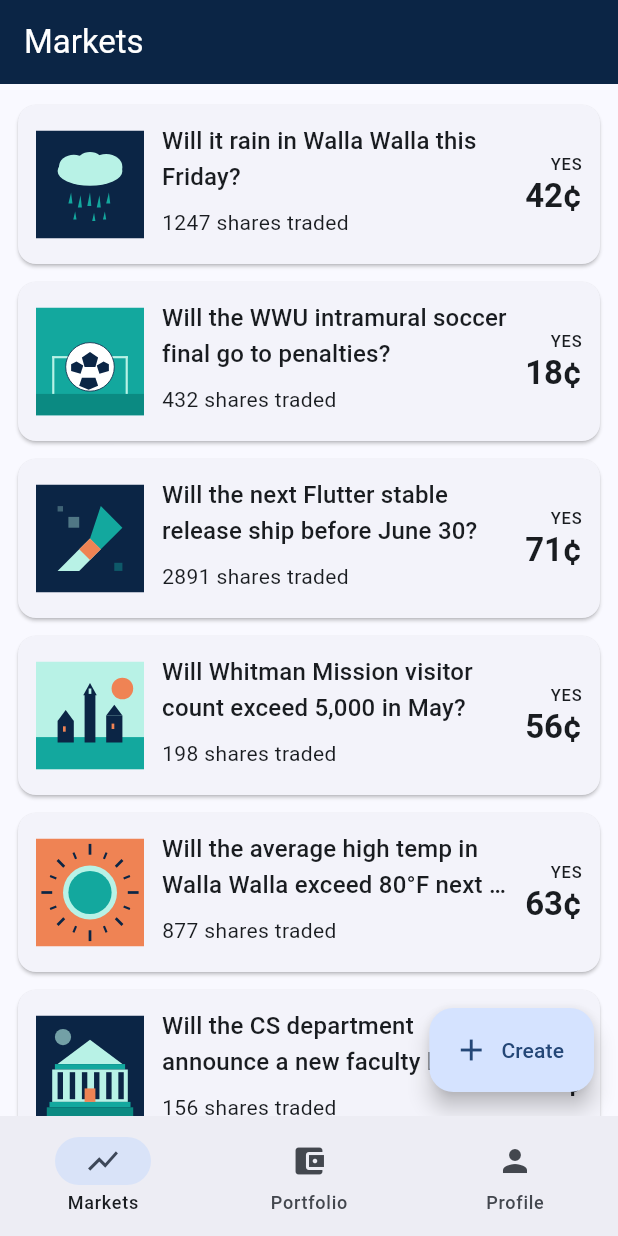
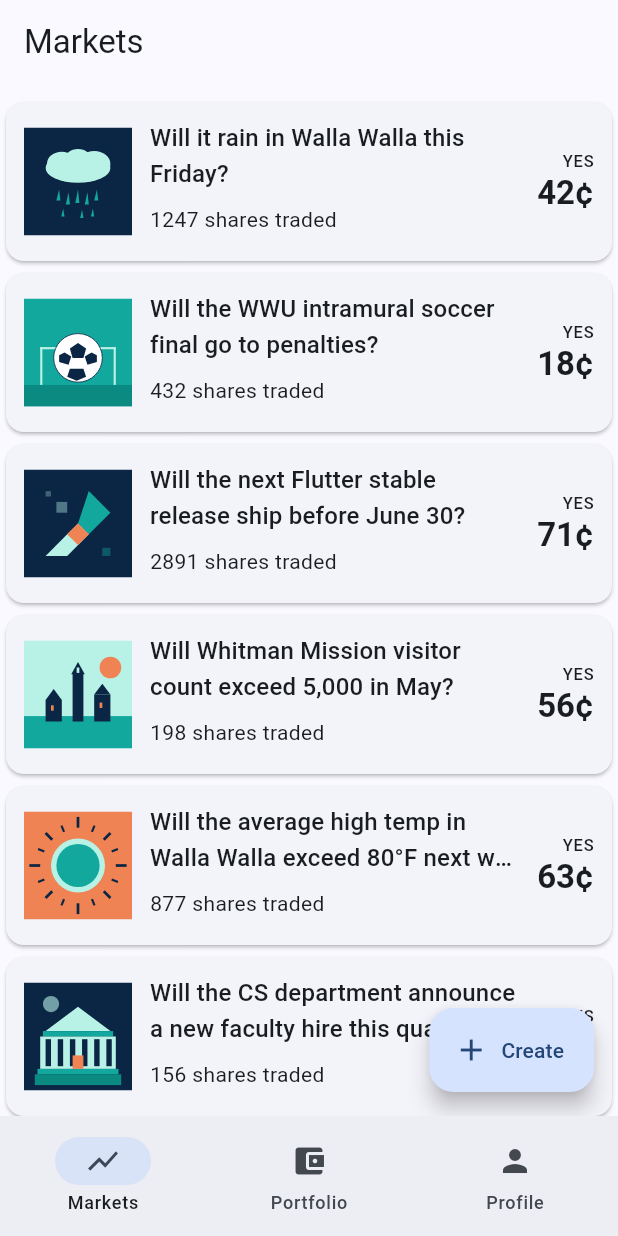
Before and after one commit to Johannes-Larsen/predicit, a Flutter app: the screen it shows after launch, after a tap on "Sign in", on a phone screen of 412 x 824 dp. Run offline on Flutter 3.47's test engine with Material 3 defaults, Android fonts, the phone set to English and light mode, and no system bars; our stand-ins replace flutter_svg, geolocator, go_router, image_picker, permission_handler, shared_preferences; accounts and stored records are empty.

Commit message:
assignment 10

```diff
--- /dev/null
+++ b/predictit_jr_starters/assignments/submissions/a10_release_output.txt
@@ -0,0 +1,11 @@
+Run locally before submitting:
+
+flutter clean
+flutter pub get
+dart run flutter_launcher_icons
+dart run flutter_native_splash:create
+flutter analyze
+flutter test
+flutter build apk --release
+
+Paste the successful local output here. Flutter is not installed in the ChatGPT sandbox, so this file is a placeholder that must be replaced with your real terminal output before final submission.
--- a/predictit_jr_starters/lib/main.dart
+++ b/predictit_jr_starters/lib/main.dart
@@ -67,6 +67,8 @@ class PredictItApp extends StatelessWidget {
             return MaterialApp(
               title: 'PredictIt Jr.',
               theme: AppTheme.light,
+              darkTheme: AppTheme.dark,
+              themeMode: ThemeMode.system,
               home: const Scaffold(
                 body: Center(child: CircularProgressIndicator()),
               ),
@@ -77,6 +79,8 @@ class PredictItApp extends StatelessWidget {
             return MaterialApp(
               title: 'PredictIt Jr.',
               theme: AppTheme.light,
+              darkTheme: AppTheme.dark,
+              themeMode: ThemeMode.system,
               home: Scaffold(
                 body: Center(
                   child: Padding(
@@ -94,6 +98,8 @@ class PredictItApp extends StatelessWidget {
           return MaterialApp.router(
             title: 'PredictIt Jr.',
             theme: AppTheme.light,
+            darkTheme: AppTheme.dark,
+            themeMode: ThemeMode.system,
             routerConfig: buildRouter(auth),
           );
         },
--- a/predictit_jr_starters/lib/theme/app_theme.dart
+++ b/predictit_jr_starters/lib/theme/app_theme.dart
@@ -1,41 +1,28 @@
 import 'package:flutter/material.dart';
 
-/// App-wide theme. Students extend this in A10.
+/// App-wide Material 3 theme.
+///
+/// Both light and dark modes are derived from the same brand seed so the app
+/// stays recognizable while letting Material choose contrast-safe colors for
+/// each brightness.
 class AppTheme {
-  AppTheme._();
+  static const Color _seed = Color(0xFF0B2545);
 
-  static const Color _navy = Color(0xFF0B2545);
-  static const Color _teal = Color(0xFF13A89E);
-  static const Color _mint = Color(0xFFB8F2E6);
-  static const Color _coral = Color(0xFFEF8354);
+  static ThemeData get light => ThemeData(
+        useMaterial3: true,
+        colorScheme: ColorScheme.fromSeed(
+          seedColor: _seed,
+          brightness: Brightness.light,
+        ),
+        appBarTheme: const AppBarTheme(centerTitle: false),
+      );
 
-  static ThemeData get light {
-    final ColorScheme scheme = ColorScheme.fromSeed(
-      seedColor: _navy,
-      primary: _navy,
-      secondary: _teal,
-      tertiary: _coral,
-      surfaceContainerHighest: _mint,
-      brightness: Brightness.light,
-    );
-
-    return ThemeData(
-      colorScheme: scheme,
-      useMaterial3: true,
-      cardTheme: CardThemeData(
-        elevation: 1,
-        margin: const EdgeInsets.symmetric(horizontal: 12, vertical: 6),
-        shape: RoundedRectangleBorder(
-          borderRadius: BorderRadius.circular(12),
+  static ThemeData get dark => ThemeData(
+        useMaterial3: true,
+        colorScheme: ColorScheme.fromSeed(
+          seedColor: _seed,
+          brightness: Brightness.dark,
         ),
-      ),
-      appBarTheme: AppBarTheme(
-        backgroundColor: scheme.primary,
-        foregroundColor: scheme.onPrimary,
-        elevation: 0,
-      ),
-    );
-  }
-
-  // A10 task: define `dark` theme here.
+        appBarTheme: const AppBarTheme(centerTitle: false),
+      );
 }
```
Also changed, not shown: predictit_jr_starters/pubspec.yaml (+22 -0 lines), predictit_jr_starters/assets/branding/app_icon.png (added), predictit_jr_starters/assets/branding/splash_icon.png (added), predictit_jr_starters/pubspec.lock, 2 other files.
